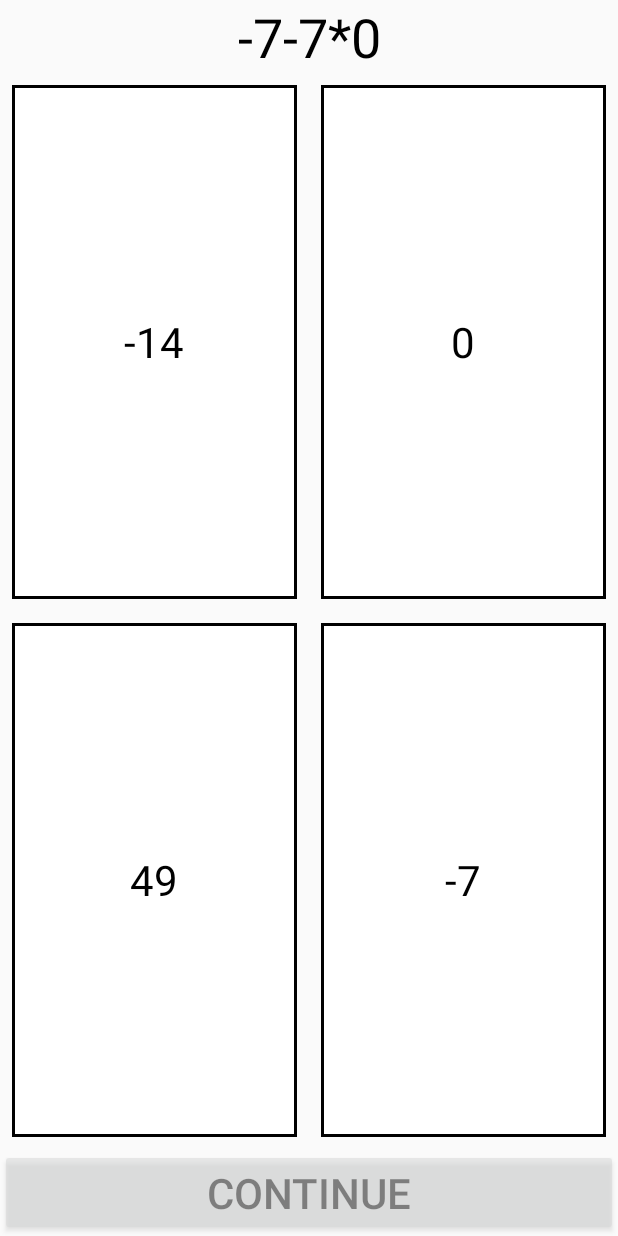
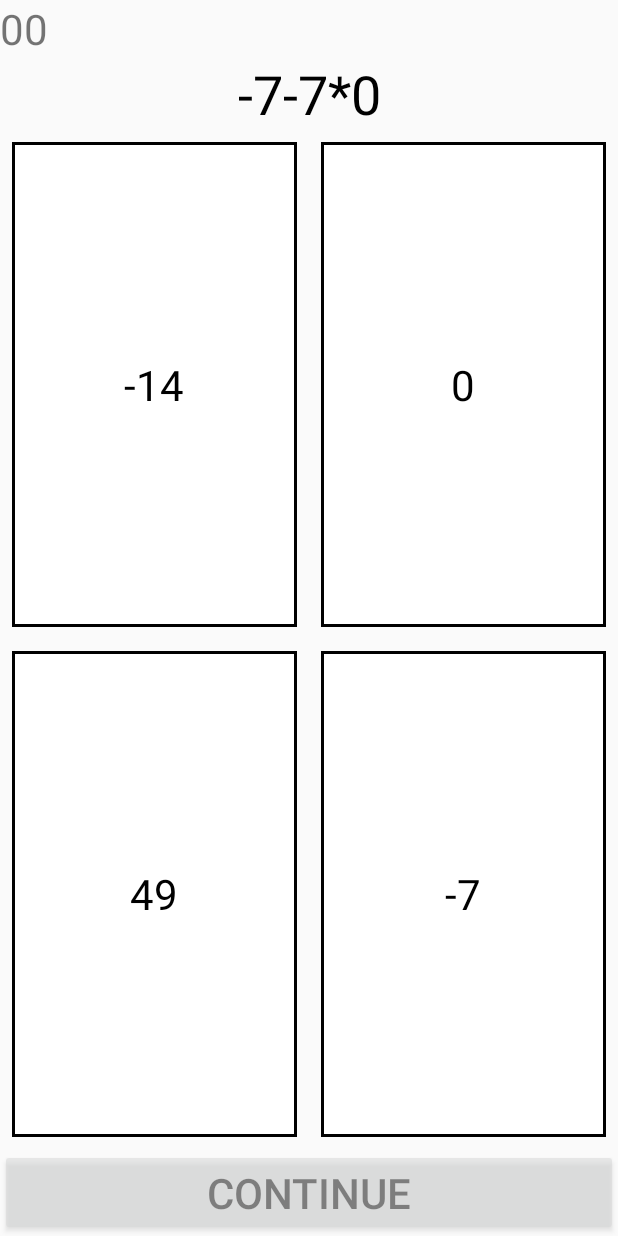
Before and after one commit to 5hwb/maths-learning-game, an Android app: the GameScreenActivity screen opened directly, with no data from a screen before it, on a phone screen of 412 x 824 dp. Run offline under Robolectric (Android 15) with nearby library versions, the phone set to English and light mode, and no system bars.

Commit message:
Created ScoreManager to manage the game score

```diff
--- a/app/src/main/java/apps/perry/mathslearninggame/GameScreenActivity.java
+++ b/app/src/main/java/apps/perry/mathslearninggame/GameScreenActivity.java
@@ -149,7 +149,7 @@ public class GameScreenActivity extends AppCompatActivity {
                 case FILL_IT_IN:
                     gb = new GUIBuilderFII();
                     break;
-                default:
+                default: // default GUI = multiple choice
                     gb = new GUIBuilderMC();
                     break;
             }
--- a/app/src/main/res/layout/activity_game_screen_base.xml
+++ b/app/src/main/res/layout/activity_game_screen_base.xml
@@ -3,6 +3,13 @@
     android:layout_width="match_parent"
     android:layout_height="match_parent"
     android:orientation="vertical">
+
+    <TextView
+        android:id="@+id/textView"
+        android:layout_width="match_parent"
+        android:layout_height="wrap_content"
+        android:text="00"
+        android:textSize="28sp" />
 
     <TextView
         android:id="@+id/textView_question"
```
Also changed, not shown: app/src/main/java/apps/perry/mathslearninggame/backend/ScoreManager.java (added, +44 -0 lines).
